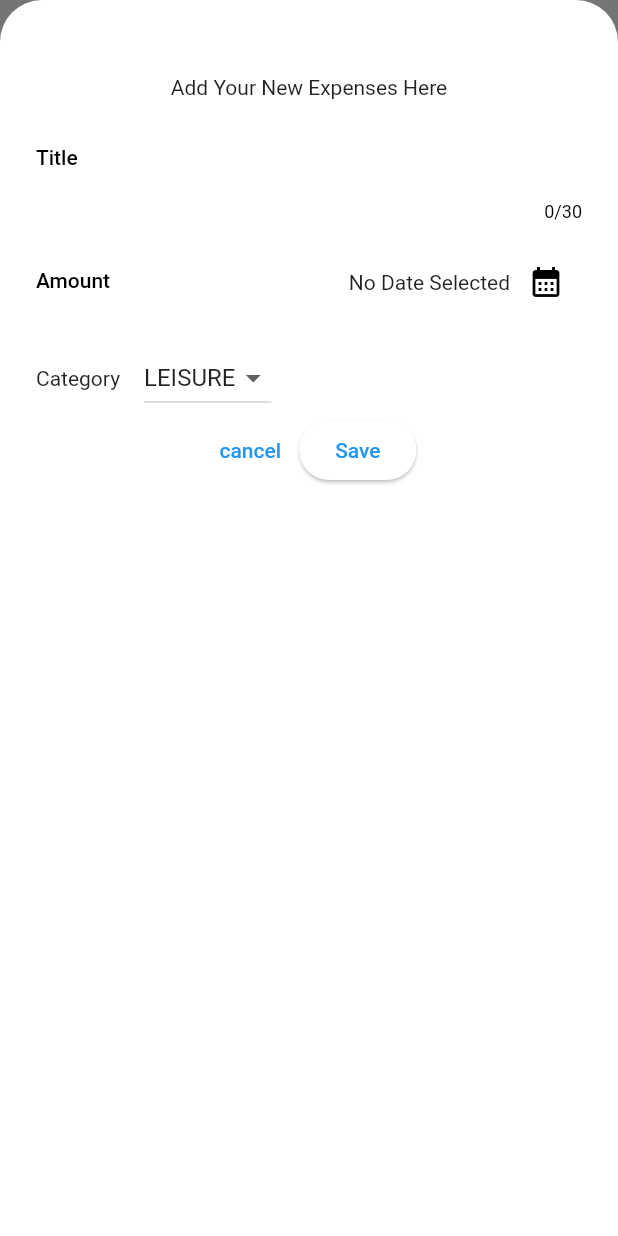
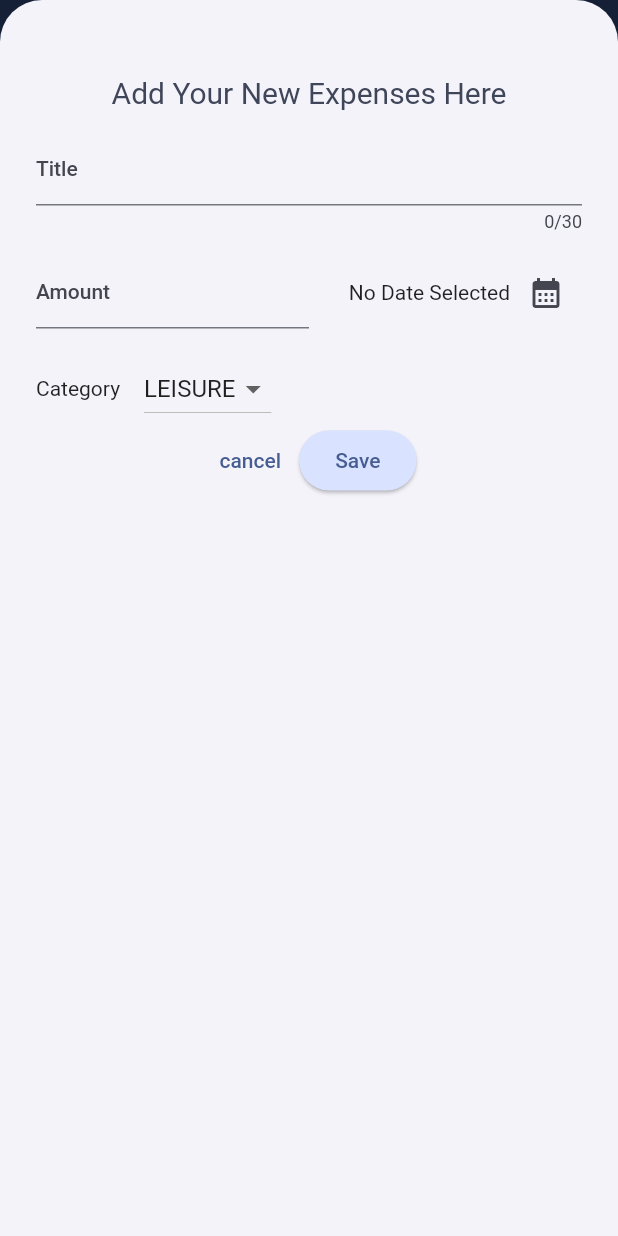
Before and after one commit to saleemsabid/expense_tracker, a Flutter app: the screen it shows after launch, after a tap on the "add" icon, on a phone screen of 412 x 824 dp. Run offline on Flutter 3.47's test engine with Material 2 defaults, Android fonts, the phone set to English and light mode, and no system bars.

Commit message:
done with the app except responsiveness

```diff
--- a/lib/main.dart
+++ b/lib/main.dart
@@ -3,10 +3,48 @@ import 'package:flutter/material.dart';
 //file imports
 import 'package:expense_tracker/widgets/expenses.dart';
 
+const colorused = Color.fromARGB(255, 96, 59, 181);
+var kColorScheme =
+    ColorScheme.fromSeed(seedColor: const Color.fromARGB(255, 32, 67, 133));
+var kDarkColorScheme = ColorScheme.fromSeed(
+  brightness: Brightness.dark,
+  seedColor: const Color.fromARGB(255, 17, 40, 117),
+);
 void main() {
   runApp(MaterialApp(
     debugShowCheckedModeBanner: false,
-    theme: ThemeData().copyWith(useMaterial3: true),
+    darkTheme: ThemeData.dark().copyWith(
+      useMaterial3: true,
+      colorScheme: kDarkColorScheme,
+      cardTheme: const CardTheme().copyWith(
+        color: kDarkColorScheme.secondaryContainer,
+        margin: const EdgeInsets.symmetric(horizontal: 8, vertical: 4),
+      ),
+    ),
+    theme: ThemeData().copyWith(
+      useMaterial3: true,
+      colorScheme: kColorScheme,
+      appBarTheme: const AppBarTheme().copyWith(
+        backgroundColor: kColorScheme.onPrimaryContainer,
+        foregroundColor: kColorScheme.primaryContainer,
+      ),
+      cardTheme: const CardTheme().copyWith(
+        color: kColorScheme.secondaryContainer,
+        margin: const EdgeInsets.symmetric(horizontal: 8, vertical: 4),
+      ),
+      elevatedButtonTheme: ElevatedButtonThemeData(
+        style: ElevatedButton.styleFrom(
+          backgroundColor: kColorScheme.primaryContainer,
+        ),
+      ),
+      textTheme: ThemeData().textTheme.copyWith(
+            titleLarge: TextStyle(
+              fontWeight: FontWeight.normal,
+              color: kColorScheme.onSecondaryContainer,
+              fontSize: 20,
+            ),
+          ),
+    ),
     home: const Expenses(),
   ));
   WidgetsFlutterBinding.ensureInitialized();
--- a/lib/models/expense.dart
+++ b/lib/models/expense.dart
@@ -33,3 +33,27 @@ class Expense {
     return formatter.format(date);
   }
 }
+
+class ExpenseBucket {
+  const ExpenseBucket({
+    required this.category,
+    required this.expenseList,
+  });
+  ExpenseBucket.forCategory(
+    List<Expense> allExpenses,
+    this.category,
+  ) : expenseList = allExpenses
+            .where((expense) => expense.category == category)
+            .toList();
+
+  final Category category;
+  final List<Expense> expenseList;
+
+  double get totalExpense {
+    double sum = 0;
+    for (final expense in expenseList) {
+      sum += expense.amount;
+    }
+    return sum;
+  }
+}
--- /dev/null
+++ b/lib/widgets/chart/chart.dart
@@ -0,0 +1,95 @@
+import 'package:flutter/material.dart';
+
+import 'package:expense_tracker/widgets/chart/chart_bar.dart';
+import 'package:expense_tracker/models/expense.dart';
+
+class Chart extends StatelessWidget {
+  const Chart({super.key, required this.expenses});
+
+  final List<Expense> expenses;
+
+  List<ExpenseBucket> get buckets {
+    return [
+      ExpenseBucket.forCategory(expenses, Category.food),
+      ExpenseBucket.forCategory(expenses, Category.leisure),
+      ExpenseBucket.forCategory(expenses, Category.travel),
+      ExpenseBucket.forCategory(expenses, Category.work),
+    ];
+  }
+
+  double get maxTotalExpense {
+    double maxTotalExpense = 0;
+
+    for (final bucket in buckets) {
+      if (bucket.totalExpense > maxTotalExpense) {
+        maxTotalExpense = bucket.totalExpense;
+      }
+    }
+    return maxTotalExpense;
+  }
+
+  @override
+  Widget build(BuildContext context) {
+    final isDarkMode =
+        MediaQuery.of(context).platformBrightness == Brightness.dark;
+
+    return Container(
+      margin: const EdgeInsets.symmetric(vertical: 8, horizontal: 6),
+      padding: const EdgeInsets.symmetric(
+        vertical: 16,
+        horizontal: 4,
+      ),
+      width: double.infinity,
+      height: 180,
+      decoration: BoxDecoration(
+        borderRadius: BorderRadius.circular(8),
+        gradient: LinearGradient(
+          colors: [
+            Theme.of(context).colorScheme.primary.withOpacity(0.3),
+            Theme.of(context).colorScheme.primary.withOpacity(0.0)
+          ],
+          begin: Alignment.bottomCenter,
+          end: Alignment.topCenter,
+        ),
+      ),
+      child: Column(
+        children: [
+          Expanded(
+            child: Row(
+              crossAxisAlignment: CrossAxisAlignment.end,
+              children: [
+                for (final bucket in buckets)
+                  ChartBar(
+                    fill: bucket.totalExpense == 0
+                        ? 0
+                        : bucket.totalExpense / maxTotalExpense,
+                  ),
+              ],
+            ),
+          ),
+          const SizedBox(height: 12),
+          Row(
+            children: buckets // for ... in
+                .map(
+                  (bucket) => Expanded(
+                    child: Padding(
+                      padding: const EdgeInsets.symmetric(horizontal: 4),
+                      child: Icon(
+                        categoryIcons[bucket.category],
+                        color: isDarkMode
+                            ? Theme.of(context).colorScheme.secondary
+                            : Theme.of(context)
+                                .colorScheme
+                                .primary
+                                .withOpacity(0.7),
+                      ),
+                    ),
+                  ),
+                )
+                .toList(),
+          ),
+        ],
+      ),
+    );
+  }
+}
--- /dev/null
+++ b/lib/widgets/chart/chart_bar.dart
@@ -0,0 +1,36 @@
+import 'package:flutter/material.dart';
+
+class ChartBar extends StatelessWidget {
+  const ChartBar({
+    super.key,
+    required this.fill,
+  });
+  final double fill;
+  @override
+  Widget build(BuildContext context) {
+    final isDarkMode =
+        MediaQuery.of(context).platformBrightness == Brightness.dark;
+
+    return Expanded(
+      child: Padding(
+        padding: const EdgeInsets.symmetric(
+          horizontal: 4,
+        ),
+        child: FractionallySizedBox(
+          heightFactor: fill,
+          child: DecoratedBox(
+            decoration: BoxDecoration(
+              shape: BoxShape.rectangle,
+              borderRadius: const BorderRadius.vertical(
+                top: Radius.circular(8),
+              ),
+              color: isDarkMode
+                  ? Theme.of(context).colorScheme.secondary
+                  : Theme.of(context).colorScheme.primary.withOpacity(0.65),
+            ),
+          ),
+        ),
+      ),
+    );
+  }
+}
--- a/lib/widgets/expenses.dart
+++ b/lib/widgets/expenses.dart
@@ -1,3 +1,4 @@
+import 'package:expense_tracker/widgets/chart/chart.dart';
 import 'package:flutter/material.dart';
 
 //local imports
@@ -98,6 +99,7 @@ class _ExpensesState extends State<Expenses> {
         body: Center(
           child: Column(
             children: [
+              Chart(expenses: _registeredExpenses),
               Expanded(
                 child: mainContent,
               ),
--- a/lib/widgets/expenses_list/expense_item.dart
+++ b/lib/widgets/expenses_list/expense_item.dart
@@ -9,9 +9,18 @@ class ExpenseItem extends StatelessWidget {
     return Card(
       child: ListTile(
         leading: Icon(categoryIcons[expense.category]),
-        title: Text(expense.title),
+        title: Text(
+          expense.title,
+          style: Theme.of(context).textTheme.titleLarge,
+        ),
         subtitle: Text(expense.formattedDate),
-        trailing: Text('\$ ${expense.amount.toStringAsFixed(2)}'),
+        trailing: Text(
+          '\$ ${expense.amount.toStringAsFixed(2)}',
+          style: Theme.of(context)
+              .textTheme
+              .titleLarge!
+              .copyWith(fontWeight: FontWeight.bold, fontSize: 18),
+        ),
       ),
     );
   }
--- a/lib/widgets/expenses_list/expenses_list.dart
+++ b/lib/widgets/expenses_list/expenses_list.dart
@@ -20,6 +20,11 @@ class ExpensesList extends StatelessWidget {
             onRemoveExpense(expenses[index]);
           },
           key: ValueKey(expenses[index]),
+          background: Container(
+            color: Theme.of(context).colorScheme.error.withOpacity(0.75),
+            // margin: EdgeInsets.symmetric(
+            //     horizontal: Theme.of(context).cardTheme.margin!.horizontal),
+          ),
           child: ExpenseItem(expenses[index]),
         );
       },
--- a/lib/widgets/new_expense_screen.dart
+++ b/lib/widgets/new_expense_screen.dart
@@ -83,7 +83,8 @@ class _NewExpenseScreenState extends State<NewExpenseScreen> {
     return Padding(
       padding: const EdgeInsets.symmetric(vertical: 50, horizontal: 24),
       child: Column(children: [
-        const Text('Add Your New Expenses Here'),
+        Text('Add Your New Expenses Here',
+            style: Theme.of(context).textTheme.titleLarge),
         const SizedBox(
           height: 16,
         ),
```
